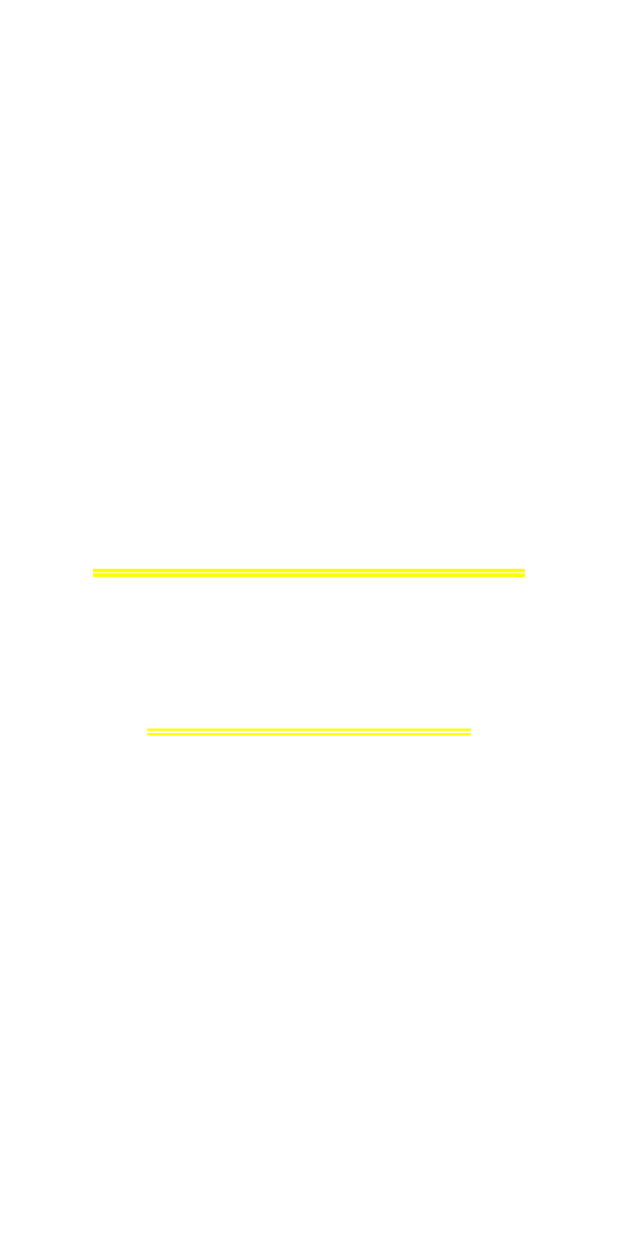
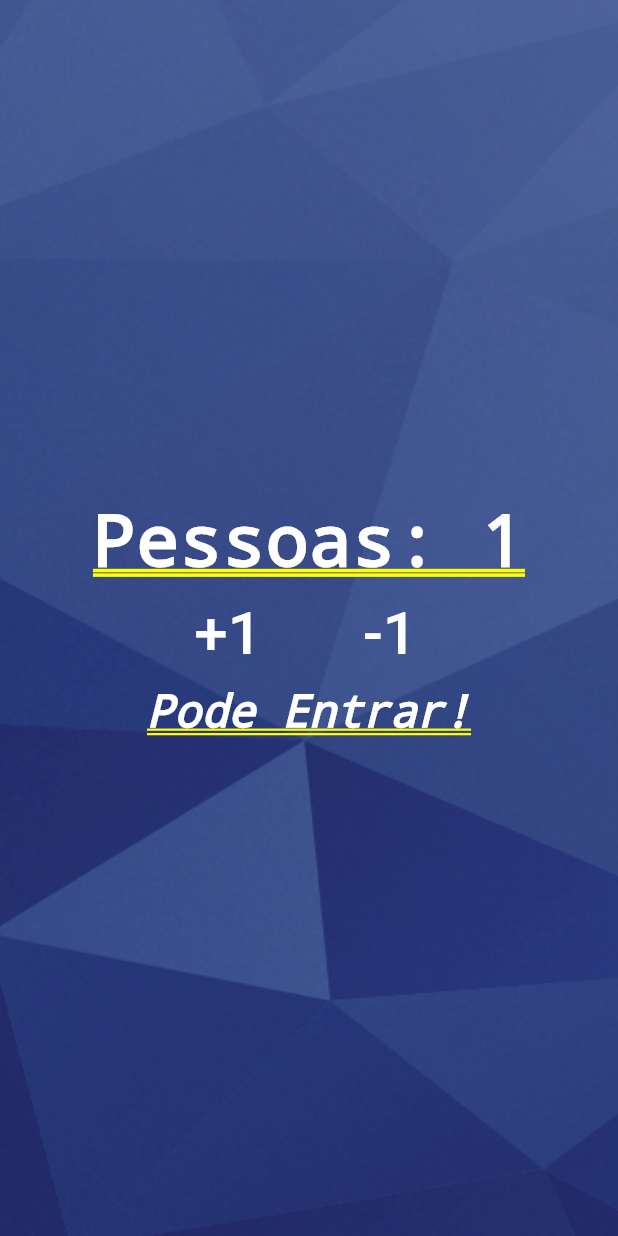
Before and after one commit to HenriqueMontagna/Contador_De_Pessoas_Flutter, a Flutter app: the screen it shows after launch, after a tap on "+1", on a phone screen of 412 x 824 dp. Run offline on Flutter 3.47's test engine with Material 2 defaults, Android fonts, the phone set to English and light mode, and no system bars.

Commit message:
Contador dinamico add e App concluído

```diff
--- a/lib/main.dart
+++ b/lib/main.dart
@@ -1,16 +1,49 @@
 import 'package:flutter/cupertino.dart';
 import 'package:flutter/material.dart';
 
-void main() => runApp(
-      MaterialApp(
+void main() =>
+    runApp(MaterialApp(
       title: "Contador de Pessoas",
-        home: Column(
-          mainAxisAlignment: MainAxisAlignment.center,
-          children: <Widget>[
+      home: Home(),
+    ));
+
+class Home extends StatefulWidget {
+  @override
+  _HomeState createState() => _HomeState();
+}
+
+class _HomeState extends State<Home> {
+
+  int _people = 0;
+  String _infoText = "Pode Entrar!";
+
+  void changePeople(int delta) {
+    setState(() {
+      _people += delta;
+      if (_people < 0){
+        _infoText = "Valor Invalido";
+      }else if(_people >=0 && _people <10){
+        _infoText = "Pode Entrar!";
+      }
+      else if(_people >= 10){
+        _infoText = "JÁ LOTOU A JAULA!";
+      }
+    });
+  }
+
+  @override
+  Widget build(BuildContext context) {
+    return Stack(children: <Widget>[
+      Image.asset(
+        "images/fundo.jpg",
+        fit: BoxFit.cover,
+        height: 1000.0,
+      ),
+      Column(mainAxisAlignment: MainAxisAlignment.center, children: <Widget>[
         Text(
-              "Pessoas: 0",
-              style:
-                  TextStyle(color: Colors.white, fontWeight: FontWeight.bold),
+          "Pessoas: $_people",
+          textAlign: TextAlign.justify,
+          style: TextStyle(color: Colors.white, fontWeight: FontWeight.bold),
         ),
         Row(
           mainAxisAlignment: MainAxisAlignment.center,
@@ -18,7 +51,9 @@ void main() => runApp(
             Padding(
               padding: EdgeInsets.all(10.0),
               child: FlatButton(
-                    onPressed: () {},
+                onPressed: () {
+                  changePeople(1);
+                },
                 child: Text("+1",
                     style: TextStyle(color: Colors.white, fontSize: 40)),
               ),
@@ -26,7 +61,9 @@ void main() => runApp(
             Padding(
               padding: EdgeInsets.all(10.0),
               child: FlatButton(
-                    onPressed: () {},
+                onPressed: () {
+                  changePeople(-1);
+                },
                 child: Text("-1",
                     style: TextStyle(color: Colors.white, fontSize: 40)),
               ),
@@ -34,14 +71,14 @@ void main() => runApp(
           ],
         ),
         Text(
-              "Pode Entrar!",
+          _infoText,
           style: TextStyle(
             color: Colors.white,
             fontSize: 30,
             fontStyle: FontStyle.italic,
           ),
         )
-          ],
-        ),
-      ),
-    );
+      ]),
+    ]);
+  }
+}
--- a/pubspec.yaml
+++ b/pubspec.yaml
@@ -46,7 +46,7 @@ flutter:
   #  - images/a_dot_ham.jpeg
 
   assets:
-    -images/fundo.jpg
+    - images/fundo.jpg
 
   # An image asset can refer to one or more resolution-specific "variants", see
   # https://flutter.dev/assets-and-images/#resolution-aware.
```
Lines whose indentation alone changed are shown as unchanged.
